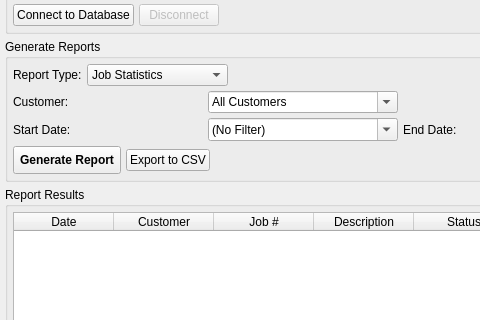
First picture: the form in modules/reporting/ui/reporting_tab.ui, repository i-machine-things-org/JobDocs, before the edit; both pictures show x 0 to 480 and y 121 to 441 of the 800 by 600 pixel window.
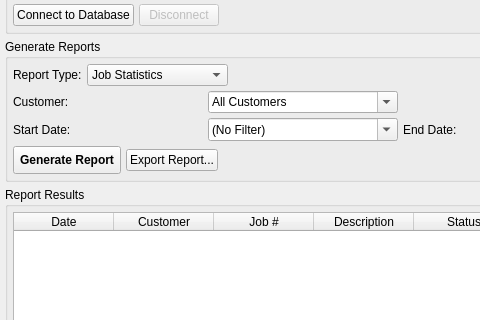
Second picture: the form after the edit.

Commit message: feat: add .xlsx export alongside CSV

```diff
--- a/modules/reporting/ui/reporting_tab.ui
+++ b/modules/reporting/ui/reporting_tab.ui
@@ -315,7 +315,7 @@
         <item>
          <widget class="QPushButton" name="export_report_btn">
           <property name="text">
-           <string>Export to CSV</string>
+           <string>Export Report...</string>
           </property>
          </widget>
         </item>
```
The commit also changes 2 other files.
